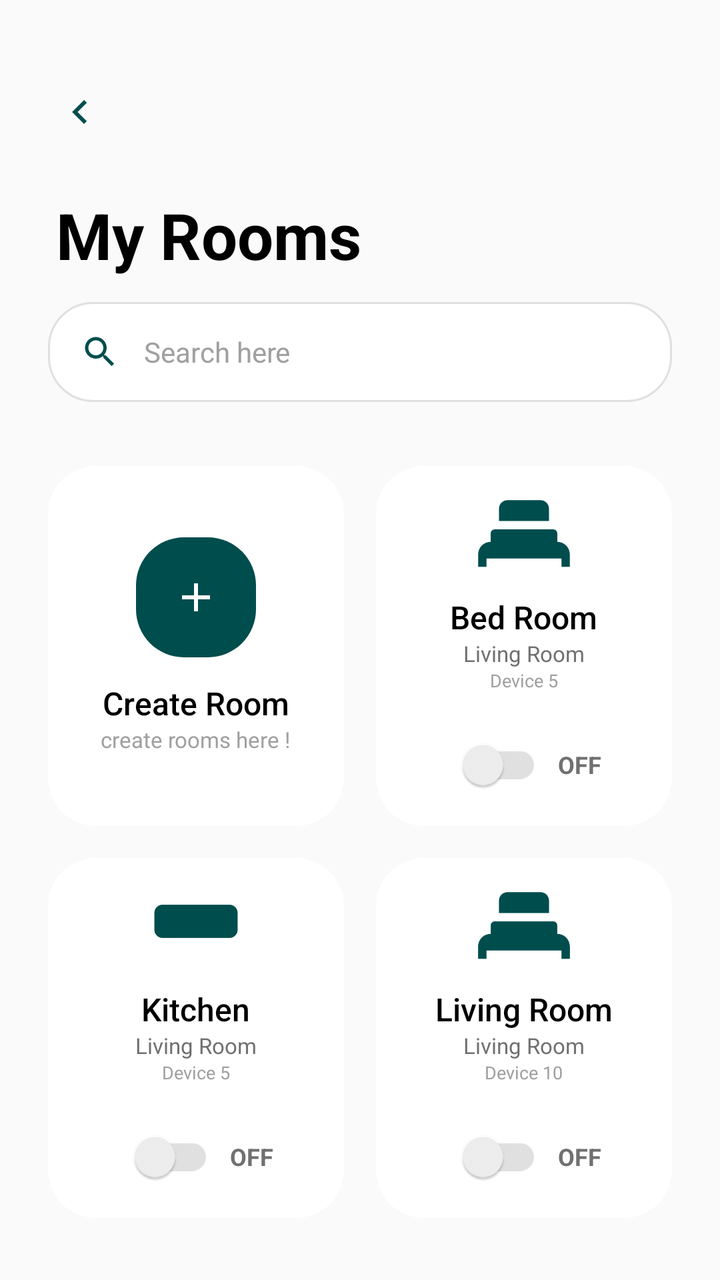
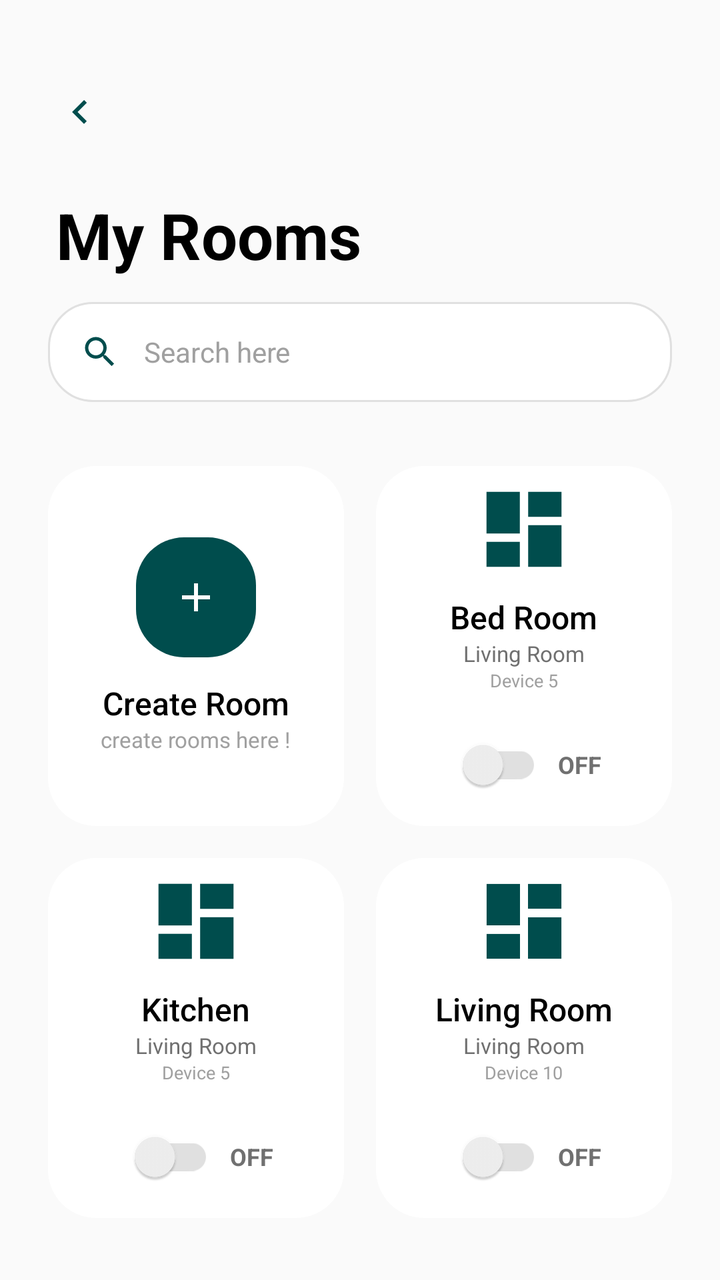

Compare the two renders of this Android layout. The source of the first and the diff that turns it into the second are given below.
<!-- AndroidManifest.xml: application theme Theme.SmartHome -->
<!-- res/layout/activity_profile.xml -->
<?xml version="1.0" encoding="utf-8"?>
<androidx.constraintlayout.widget.ConstraintLayout xmlns:android="http://schemas.android.com/apk/res/android"
    xmlns:app="http://schemas.android.com/apk/res-auto"
    xmlns:tools="http://schemas.android.com/tools"
    android:layout_width="match_parent"
    android:layout_height="match_parent"
    android:background="#FAFAFA"
    tools:context=".ProfileActivity">

    
    <ImageView
        android:id="@+id/btn_back"
        android:layout_width="48dp"
        android:layout_height="48dp"
        android:layout_marginStart="16dp"
        android:layout_marginTop="32dp"
        android:padding="12dp"
        android:src="@drawable/ic_arrow_back"
        app:layout_constraintStart_toStartOf="parent"
        app:layout_constraintTop_toTopOf="parent"
        app:tint="@color/primary_teal" />

    
    <TextView
        android:id="@+id/tv_title"
        android:layout_width="wrap_content"
        android:layout_height="wrap_content"
        android:layout_marginStart="28dp"
        android:layout_marginTop="16dp"
        android:text="My Rooms"
        android:textColor="@color/black"
        android:textSize="32sp"
        android:textStyle="bold"
        app:layout_constraintStart_toStartOf="parent"
        app:layout_constraintTop_toBottomOf="@id/btn_back" />

    <LinearLayout
        android:id="@+id/search_bar"
        android:layout_width="0dp"
        android:layout_height="50dp"
        android:layout_marginHorizontal="24dp"
        android:layout_marginTop="12dp"
        android:background="@drawable/bg_search_bar_rooms"
        android:gravity="center_vertical"
        android:orientation="horizontal"
        android:paddingHorizontal="16dp"
        app:layout_constraintEnd_toEndOf="parent"
        app:layout_constraintStart_toStartOf="parent"
        app:layout_constraintTop_toBottomOf="@id/tv_title">

        <ImageView
            android:layout_width="20dp"
            android:layout_height="20dp"
            android:src="@drawable/ic_search"
            app:tint="@color/primary_teal" />

        <EditText
            android:id="@+id/et_search"
            android:layout_width="match_parent"
            android:layout_height="wrap_content"
            android:layout_marginStart="12dp"
            android:background="@android:color/transparent"
            android:hint="Search here"
            android:textColor="@color/black"
            android:textColorHint="#A0A0A0"
            android:textSize="14sp"
            android:focusable="false"
            android:clickable="false"
            android:cursorVisible="false"
            android:imeOptions="actionSearch"
            android:inputType="text" />
    </LinearLayout>

    <androidx.core.widget.NestedScrollView
        android:layout_width="match_parent"
        android:layout_height="0dp"
        android:layout_marginTop="24dp"
        app:layout_constraintBottom_toBottomOf="parent"
        app:layout_constraintTop_toBottomOf="@id/search_bar">

        <GridLayout
            android:id="@+id/gl_rooms"
            android:layout_width="match_parent"
            android:layout_height="wrap_content"
            android:columnCount="2"
            android:paddingHorizontal="16dp"
            android:paddingBottom="48dp">

            
            <androidx.cardview.widget.CardView
                android:layout_width="0dp"
                android:layout_height="180dp"
                android:layout_columnWeight="1"
                android:layout_margin="8dp"
                app:cardCornerRadius="24dp"
                app:cardElevation="0dp">

                <LinearLayout
                    android:layout_width="match_parent"
                    android:layout_height="match_parent"
                    android:background="@drawable/bg_room_card"
                    android:gravity="center"
                    android:orientation="vertical"
                    android:tag="Create Room">

                    <FrameLayout
                        android:layout_width="60dp"
                        android:layout_height="60dp">
                        <View
                            android:layout_width="match_parent"
                            android:layout_height="match_parent"
                            android:background="@drawable/bg_rounded_teal"
                            android:backgroundTint="@color/primary_teal" />
                        <ImageView
                            android:layout_width="24dp"
                            android:layout_height="24dp"
                            android:layout_gravity="center"
                            android:src="@drawable/ic_plus"
                            app:tint="@color/white" />
                    </FrameLayout>

                    <TextView
                        android:layout_width="wrap_content"
                        android:layout_height="wrap_content"
                        android:layout_marginTop="12dp"
                        android:fontFamily="sans-serif-medium"
                        android:text="Create Room"
                        android:textColor="@color/black"
                        android:textSize="16sp" />

                    <TextView
                        android:layout_width="wrap_content"
                        android:layout_height="wrap_content"
                        android:text="create rooms here !"
                        android:textColor="#A0A0A0"
                        android:textSize="11sp" />
                </LinearLayout>
            </androidx.cardview.widget.CardView>

            
            <androidx.cardview.widget.CardView
                android:layout_width="0dp"
                android:layout_height="180dp"
                android:layout_columnWeight="1"
                android:layout_margin="8dp"
                app:cardCornerRadius="24dp"
                app:cardElevation="0dp">

                <LinearLayout
                    android:layout_width="match_parent"
                    android:layout_height="match_parent"
                    android:background="@drawable/bg_room_card"
                    android:gravity="center"
                    android:orientation="vertical"
                    android:tag="Bed Room">

                    <ImageView
                        android:layout_width="50dp"
                        android:layout_height="50dp"
                        android:src="@drawable/ic_sofa"
                        app:tint="@color/primary_teal" />

                    <TextView
                        android:layout_width="wrap_content"
                        android:layout_height="wrap_content"
                        android:layout_marginTop="8dp"
                        android:fontFamily="sans-serif-medium"
                        android:text="Bed Room"
                        android:textColor="@color/black"
                        android:textSize="16sp" />

                    <TextView
                        android:layout_width="wrap_content"
                        android:layout_height="wrap_content"
                        android:text="Living Room"
                        android:textColor="#707070"
                        android:textSize="11sp" />

                    <TextView
                        android:layout_width="wrap_content"
                        android:layout_height="wrap_content"
                        android:text="Device 5"
                        android:textColor="#A0A0A0"
                        android:textSize="9sp" />

                    <LinearLayout
                        android:layout_width="wrap_content"
                        android:layout_height="wrap_content"
                        android:layout_marginTop="12dp"
                        android:gravity="center_vertical"
                        android:orientation="horizontal">

                        <androidx.appcompat.widget.SwitchCompat
                            android:layout_width="wrap_content"
                            android:layout_height="wrap_content"
                            android:thumbTint="@color/white"
                            app:trackTint="#E0E0E0" />

                        <TextView
                            android:layout_width="wrap_content"
                            android:layout_height="wrap_content"
                            android:layout_marginStart="8dp"
                            android:text="OFF"
                            android:textColor="#707070"
                            android:textSize="12sp"
                            android:textStyle="bold" />
                    </LinearLayout>
                </LinearLayout>
            </androidx.cardview.widget.CardView>

            
            <androidx.cardview.widget.CardView
                android:layout_width="0dp"
                android:layout_height="180dp"
                android:layout_columnWeight="1"
                android:layout_margin="8dp"
                app:cardCornerRadius="24dp"
                app:cardElevation="0dp">

                <LinearLayout
                    android:layout_width="match_parent"
                    android:layout_height="match_parent"
                    android:background="@drawable/bg_room_card"
                    android:gravity="center"
                    android:orientation="vertical"
                    android:tag="Kitchen">

                    <ImageView
                        android:layout_width="50dp"
                        android:layout_height="50dp"
                        android:src="@drawable/ic_ac"
                        app:tint="@color/primary_teal" />

                    <TextView
                        android:layout_width="wrap_content"
                        android:layout_height="wrap_content"
                        android:layout_marginTop="8dp"
                        android:fontFamily="sans-serif-medium"
                        android:text="Kitchen"
                        android:textColor="@color/black"
                        android:textSize="16sp" />

                    <TextView
                        android:layout_width="wrap_content"
                        android:layout_height="wrap_content"
                        android:text="Living Room"
                        android:textColor="#707070"
                        android:textSize="11sp" />

                    <TextView
                        android:layout_width="wrap_content"
                        android:layout_height="wrap_content"
                        android:text="Device 5"
                        android:textColor="#A0A0A0"
                        android:textSize="9sp" />

                    <LinearLayout
                        android:layout_width="wrap_content"
                        android:layout_height="wrap_content"
                        android:layout_marginTop="12dp"
                        android:gravity="center_vertical"
                        android:orientation="horizontal">

                        <androidx.appcompat.widget.SwitchCompat
                            android:layout_width="wrap_content"
                            android:layout_height="wrap_content"
                            android:thumbTint="@color/white"
                            app:trackTint="#E0E0E0" />

                        <TextView
                            android:layout_width="wrap_content"
                            android:layout_height="wrap_content"
                            android:layout_marginStart="8dp"
                            android:text="OFF"
                            android:textColor="#707070"
                            android:textSize="12sp"
                            android:textStyle="bold" />
                    </LinearLayout>
                </LinearLayout>
            </androidx.cardview.widget.CardView>

            
            <androidx.cardview.widget.CardView
                android:layout_width="0dp"
                android:layout_height="180dp"
                android:layout_columnWeight="1"
                android:layout_margin="8dp"
                app:cardCornerRadius="24dp"
                app:cardElevation="0dp">

                <LinearLayout
                    android:layout_width="match_parent"
                    android:layout_height="match_parent"
                    android:background="@drawable/bg_room_card"
                    android:gravity="center"
                    android:orientation="vertical"
                    android:tag="Living Room">

                    <ImageView
                        android:layout_width="50dp"
                        android:layout_height="50dp"
                        android:src="@drawable/ic_sofa"
                        app:tint="@color/primary_teal" />

                    <TextView
                        android:layout_width="wrap_content"
                        android:layout_height="wrap_content"
                        android:layout_marginTop="8dp"
                        android:fontFamily="sans-serif-medium"
                        android:text="Living Room"
                        android:textColor="@color/black"
                        android:textSize="16sp" />

                    <TextView
                        android:layout_width="wrap_content"
                        android:layout_height="wrap_content"
                        android:text="Living Room"
                        android:textColor="#707070"
                        android:textSize="11sp" />

                    <TextView
                        android:layout_width="wrap_content"
                        android:layout_height="wrap_content"
                        android:text="Device 10"
                        android:textColor="#A0A0A0"
                        android:textSize="9sp" />

                    <LinearLayout
                        android:layout_width="wrap_content"
                        android:layout_height="wrap_content"
                        android:layout_marginTop="12dp"
                        android:gravity="center_vertical"
                        android:orientation="horizontal">

                        <androidx.appcompat.widget.SwitchCompat
                            android:layout_width="wrap_content"
                            android:layout_height="wrap_content"
                            android:thumbTint="@color/white"
                            app:trackTint="#E0E0E0" />

                        <TextView
                            android:layout_width="wrap_content"
                            android:layout_height="wrap_content"
                            android:layout_marginStart="8dp"
                            android:text="OFF"
                            android:textColor="#707070"
                            android:textSize="12sp"
                            android:textStyle="bold" />
                    </LinearLayout>
                </LinearLayout>
            </androidx.cardview.widget.CardView>

        </GridLayout>
    </androidx.core.widget.NestedScrollView>

</androidx.constraintlayout.widget.ConstraintLayout>
<!-- resources referenced by this layout -->
<resources>
  <color name="black">#000000</color>
  <color name="primary_teal">#004D4D</color>
  <color name="white">#FFFFFF</color>
  <!-- drawable bg_room_card (drawable) -->
  <?xml version="1.0" encoding="utf-8"?>
  <shape xmlns:android="http://schemas.android.com/apk/res/android">
      <solid android:color="@color/white" />
      <corners android:radius="24dp" />
  </shape>
  <!-- drawable bg_rounded_teal (drawable) -->
  <?xml version="1.0" encoding="utf-8"?>
  
  <shape xmlns:android="http://schemas.android.com/apk/res/android">
      <solid android:color="@color/primary_teal" />
      <corners android:radius="24dp" />
  </shape>
  <!-- drawable bg_search_bar_rooms (drawable) -->
  <?xml version="1.0" encoding="utf-8"?>
  <shape xmlns:android="http://schemas.android.com/apk/res/android">
      <solid android:color="@color/white" />
      <corners android:radius="22dp" />
      <stroke
          android:width="1dp"
          android:color="#E0E0E0" />
  </shape>
  <!-- drawable ic_ac (drawable) -->
  <vector xmlns:android="http://schemas.android.com/apk/res/android"
      android:width="60dp"
      android:height="40dp"
      android:viewportWidth="60"
      android:viewportHeight="40">
    <path
        android:pathData="M50,10H10C7.24,10 5,12.24 5,15v10c0,2.76 2.24,5 5,5h40c2.76,0 5,-2.24 5,-5V15C55,12.24 52.76,10 50,10z"
        android:fillColor="#E0E0E0"/>
    <path
        android:pathData="M45,20H15v-5h30V20z"
        android:fillColor="#BDBDBD"/>
  </vector>
  <!-- drawable ic_arrow_back (drawable) -->
  <vector xmlns:android="http://schemas.android.com/apk/res/android"
      android:width="24dp"
      android:height="24dp"
      android:viewportWidth="24"
      android:viewportHeight="24">
    <path
        android:pathData="M15.41,16.59L10.83,12L15.41,7.41L14,6L8,12L14,18L15.41,16.59Z"
        android:fillColor="#000000"/>
  </vector>
  <!-- drawable ic_plus (drawable) -->
  <vector xmlns:android="http://schemas.android.com/apk/res/android"
      android:width="24dp"
      android:height="24dp"
      android:viewportWidth="24"
      android:viewportHeight="24">
    <path
        android:fillColor="#000000"
        android:pathData="M19,13h-6v6h-2v-6H5v-2h6V5h2v6h6v2z"/>
  </vector>
  <!-- drawable ic_search (drawable) -->
  <vector xmlns:android="http://schemas.android.com/apk/res/android"
      android:width="24dp"
      android:height="24dp"
      android:viewportWidth="24"
      android:viewportHeight="24">
    <path
        android:fillColor="#000000"
        android:pathData="M15.5,14h-0.79l-0.28,-0.27C15.41,12.59 16,11.11 16,9.5 16,5.91 13.09,3 9.5,3S3,5.91 3,9.5 5.91,16 9.5,16c1.61,0 3.09,-0.59 4.23,-1.57l0.27,0.28v0.79l5,4.99L20.49,19l-4.99,-5zM9.5,14C7.01,14 5,11.99 5,9.5S7.01,5 9.5,5 14,7.01 14,9.5 11.99,14 9.5,14z"/>
  </vector>
  <!-- drawable ic_sofa (drawable) -->
  <vector xmlns:android="http://schemas.android.com/apk/res/android"
      android:width="24dp"
      android:height="24dp"
      android:viewportWidth="24"
      android:viewportHeight="24">
    <path
        android:fillColor="#000000"
        android:pathData="M20,15V13C20,12.45 19.55,12 19,12H5C4.45,12 4,12.45 4,13V15C2.34,15 1,16.34 1,18V21H3V19H21V21H23V18C23,16.34 21.66,15 20,15ZM6,10V7C6,5.9 6.9,5 8,5H16C17.1,5 18,5.9 18,7V10H6Z"/>
  </vector>
  <style name="Theme.SmartHome" parent="Base.Theme.SmartHome" />
  <style name="Base.Theme.SmartHome" parent="Theme.MaterialComponents.Light.NoActionBar">
          
          <item name="android:colorBackground">@color/background_light</item>
          <item name="android:windowLightStatusBar">true</item>
          <item name="android:statusBarColor">@color/white</item>
      </style>
  <color name="background_light">#F5F7F7</color>
</resources>

<!-- the commit's change to res/layout/activity_profile.xml (unified diff, before → after) -->
@@ -157,7 +157,7 @@
                     <ImageView
                         android:layout_width="50dp"
                         android:layout_height="50dp"
-                        android:src="@drawable/ic_sofa"
+                        android:src="@drawable/ic_rooms"
                         app:tint="@color/primary_teal" />
 
                     <TextView
@@ -228,7 +228,7 @@
                     <ImageView
                         android:layout_width="50dp"
                         android:layout_height="50dp"
-                        android:src="@drawable/ic_ac"
+                        android:src="@drawable/ic_rooms"
                         app:tint="@color/primary_teal" />
 
                     <TextView
@@ -299,7 +299,7 @@
                     <ImageView
                         android:layout_width="50dp"
                         android:layout_height="50dp"
-                        android:src="@drawable/ic_sofa"
+                        android:src="@drawable/ic_rooms"
                         app:tint="@color/primary_teal" />
 
                     <TextView
<!-- resource entries referenced after the edit -->
@@ -25,19 +25,6 @@
           android:width="1dp"
           android:color="#E0E0E0" />
   </shape>
-  <!-- drawable ic_ac (drawable) -->
-  <vector xmlns:android="http://schemas.android.com/apk/res/android"
-      android:width="60dp"
-      android:height="40dp"
-      android:viewportWidth="60"
-      android:viewportHeight="40">
-    <path
-        android:pathData="M50,10H10C7.24,10 5,12.24 5,15v10c0,2.76 2.24,5 5,5h40c2.76,0 5,-2.24 5,-5V15C55,12.24 52.76,10 50,10z"
-        android:fillColor="#E0E0E0"/>
-    <path
-        android:pathData="M45,20H15v-5h30V20z"
-        android:fillColor="#BDBDBD"/>
-  </vector>
   <!-- drawable ic_arrow_back (drawable) -->
   <vector xmlns:android="http://schemas.android.com/apk/res/android"
       android:width="24dp"
@@ -58,6 +45,16 @@
         android:fillColor="#000000"
         android:pathData="M19,13h-6v6h-2v-6H5v-2h6V5h2v6h6v2z"/>
   </vector>
+  <!-- drawable ic_rooms (drawable) -->
+  <vector xmlns:android="http://schemas.android.com/apk/res/android"
+      android:width="24dp"
+      android:height="24dp"
+      android:viewportWidth="24"
+      android:viewportHeight="24">
+    <path
+        android:fillColor="#FF000000"
+        android:pathData="M3,13h8V3H3V13z M3,21h8v-6H3V21z M13,21h8V11h-8V21z M13,3v6h8V3H13z"/>
+  </vector>
   <!-- drawable ic_search (drawable) -->
   <vector xmlns:android="http://schemas.android.com/apk/res/android"
       android:width="24dp"
@@ -67,16 +64,6 @@
     <path
         android:fillColor="#000000"
         android:pathData="M15.5,14h-0.79l-0.28,-0.27C15.41,12.59 16,11.11 16,9.5 16,5.91 13.09,3 9.5,3S3,5.91 3,9.5 5.91,16 9.5,16c1.61,0 3.09,-0.59 4.23,-1.57l0.27,0.28v0.79l5,4.99L20.49,19l-4.99,-5zM9.5,14C7.01,14 5,11.99 5,9.5S7.01,5 9.5,5 14,7.01 14,9.5 11.99,14 9.5,14z"/>
-  </vector>
-  <!-- drawable ic_sofa (drawable) -->
-  <vector xmlns:android="http://schemas.android.com/apk/res/android"
-      android:width="24dp"
-      android:height="24dp"
-      android:viewportWidth="24"
-      android:viewportHeight="24">
-    <path
-        android:fillColor="#000000"
-        android:pathData="M20,15V13C20,12.45 19.55,12 19,12H5C4.45,12 4,12.45 4,13V15C2.34,15 1,16.34 1,18V21H3V19H21V21H23V18C23,16.34 21.66,15 20,15ZM6,10V7C6,5.9 6.9,5 8,5H16C17.1,5 18,5.9 18,7V10H6Z"/>
   </vector>
   <style name="Theme.SmartHome" parent="Base.Theme.SmartHome" />
   <style name="Base.Theme.SmartHome" parent="Theme.MaterialComponents.Light.NoActionBar">
